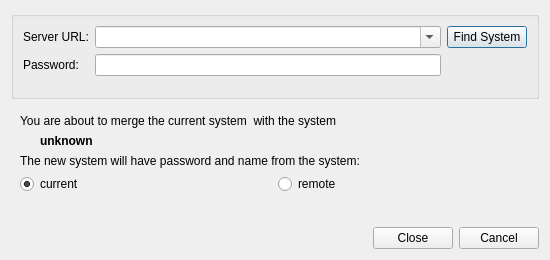
Before: the Qt Designer form client/src/ui/dialogs/merge_systems_dialog.ui in networkoptix/nx_open, drawn with Qt 5.
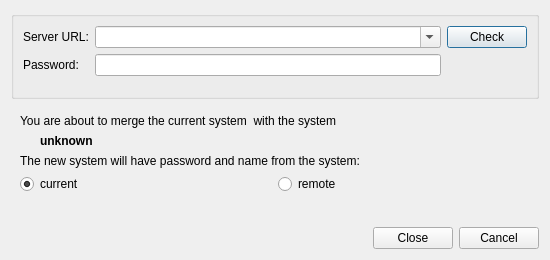
After: the same form once the commit is applied. Custom widgets are drawn as their Qt base class.

Commit message:
(Issue #5757) :  Merge system dialog renaming
<==== Mercurial data ====>
Branch: dev_2.3.2

```diff
--- a/client/src/ui/dialogs/merge_systems_dialog.ui
+++ b/client/src/ui/dialogs/merge_systems_dialog.ui
@@ -91,7 +91,7 @@
             <item alignment="Qt::AlignTop">
              <widget class="QPushButton" name="testConnectionButton">
               <property name="text">
-               <string>Find System</string>
+               <string>Check</string>
               </property>
              </widget>
             </item>
```
Left out of the diff: 11 changed lines with no effect on the pictures.
